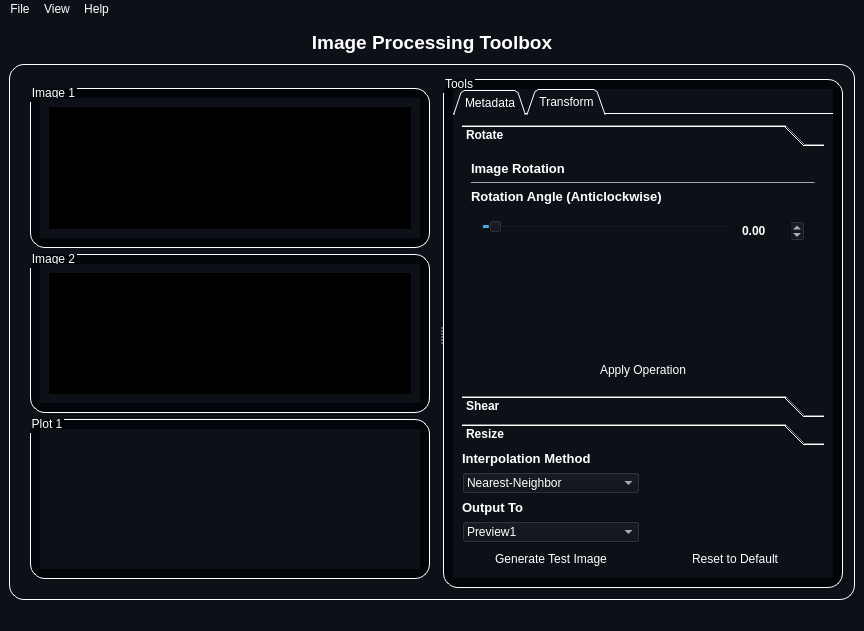
The window that resources/MainWindow.ui (mo-gaafar/image-processing-toolbox) describes before a commit, drawn with Qt 5.
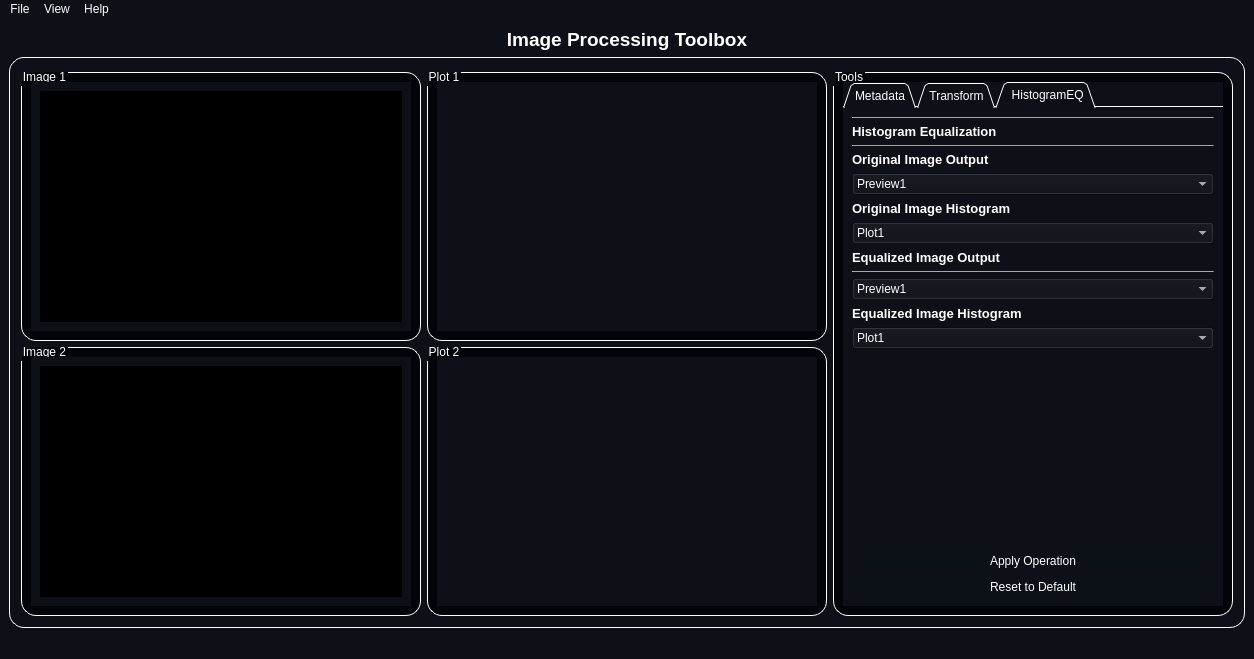
The same window after the commit. The open tabs and pages were chosen to show the change. Icons and pictures are not drawn.

Commit message: prepare gui and interface

```diff
--- a/resources/MainWindow.ui
+++ b/resources/MainWindow.ui
@@ -6,8 +6,8 @@
    <rect>
     <x>0</x>
     <y>0</y>
-    <width>861</width>
-    <height>631</height>
+    <width>1250</width>
+    <height>630</height>
    </rect>
   </property>
   <property name="windowTitle">
@@ -51,294 +51,93 @@
       <property name="title">
        <string/>
       </property>
-      <layout class="QGridLayout" name="gridLayout_8">
-       <item row="0" column="0">
-        <widget class="QSplitter" name="splitter">
-         <property name="orientation">
-          <enum>Qt::Horizontal</enum>
-         </property>
-         <widget class="QFrame" name="frame_4">
-          <property name="styleSheet">
-           <string notr="true">QGroupBox {
-background-color: rgb(13, 17, 23);
-border: 1.2px solid #ffffff;
-border-style: outset;
-border-radius: 15px;
-}
-QGroupBox::title  {
-    subcontrol-origin: margin;
-    subcontrol-position: top left;
-    padding: -5px 0px 0px 0px;
-    color: rgb(255, 255, 255);
-}</string>
-          </property>
-          <layout class="QVBoxLayout" name="verticalLayout_3">
-           <item>
-            <widget class="QGroupBox" name="image1_groupbox">
-             <property name="minimumSize">
-              <size>
-               <width>400</width>
-               <height>0</height>
-              </size>
-             </property>
-             <property name="styleSheet">
-              <string notr="true">QGroupBox {
-background-color: rgb(1, 4, 9);
-border: 1.2px solid #ffffff;
-border-style: outset;
-border-radius: 15px;
-}
-QGroupBox::title  {
-    subcontrol-origin: margin;
-    subcontrol-position: top left;
-    padding: -5px 0px 0px 0px;
-    color: rgb(255, 255, 255);
-}</string>
-             </property>
-             <property name="title">
-              <string>Image 1</string>
-             </property>
-             <property name="flat">
-              <bool>false</bool>
-             </property>
-             <layout class="QGridLayout" name="gridLayout_4">
-              <item row="0" column="0">
-               <widget class="QScrollArea" name="scrollArea">
-                <property name="frameShape">
-                 <enum>QFrame::NoFrame</enum>
-                </property>
-                <property name="sizeAdjustPolicy">
-                 <enum>QAbstractScrollArea::AdjustToContents</enum>
-                </property>
-                <property name="widgetResizable">
-                 <bool>true</bool>
-                </property>
-                <widget class="QWidget" name="scrollAreaWidgetContents_3">
-                 <property name="geometry">
-                  <rect>
-                   <x>0</x>
-                   <y>0</y>
-                   <width>380</width>
-                   <height>144</height>
-                  </rect>
-                 </property>
-                 <layout class="QVBoxLayout" name="verticalLayout_2">
-                  <item>
-                   <widget class="QLabel" name="image1_widget">
-                    <property name="sizePolicy">
-                     <sizepolicy hsizetype="Expanding" vsizetype="Expanding">
-                      <horstretch>0</horstretch>
-                      <verstretch>0</verstretch>
-                     </sizepolicy>
-                    </property>
-                    <property name="minimumSize">
-                     <size>
-                      <width>100</width>
-                      <height>100</height>
-                     </size>
-                    </property>
-                    <property name="layoutDirection">
-                     <enum>Qt::LeftToRight</enum>
-                    </property>
-                    <property name="autoFillBackground">
-                     <bool>false</bool>
-                    </property>
-                    <property name="styleSheet">
-                     <string notr="true">background-color: rgb(0, 0, 0);</string>
-                    </property>
-                    <property name="frameShadow">
-                     <enum>QFrame::Sunken</enum>
-                    </property>
-                    <property name="pixmap">
-                     <pixmap>../../../../../moham/.designer/backup/placeholder.png</pixmap>
-                    </property>
-                    <property name="scaledContents">
-                     <bool>false</bool>
-                    </property>
-                    <property name="alignment">
-                     <set>Qt::AlignCenter</set>
-                    </property>
-                   </widget>
-                  </item>
-                 </layout>
-                </widget>
-               </widget>
-              </item>
-             </layout>
-            </widget>
-           </item>
-           <item>
-            <widget class="QGroupBox" name="image2_groupbox">
-             <property name="enabled">
-              <bool>true</bool>
-             </property>
-             <property name="minimumSize">
-              <size>
-               <width>400</width>
-               <height>0</height>
-              </size>
-             </property>
-             <property name="styleSheet">
-              <string notr="true">QGroupBox {
-background-color: rgb(1, 4, 9);
-border: 1.2px solid #ffffff;
-border-style: outset;
-border-radius: 15px;
-}
-QGroupBox::title  {
-    subcontrol-origin: margin;
-    subcontrol-position: top left;
-    padding: -5px 0px 0px 0px;
-    color: rgb(255, 255, 255);
-}</string>
-             </property>
-             <property name="title">
-              <string>Image 2</string>
-             </property>
-             <layout class="QGridLayout" name="gridLayout_2">
-              <item row="0" column="0">
-               <widget class="QScrollArea" name="scrollArea_2">
-                <property name="frameShape">
-                 <enum>QFrame::NoFrame</enum>
-                </property>
-                <property name="sizeAdjustPolicy">
-                 <enum>QAbstractScrollArea::AdjustToContents</enum>
-                </property>
-                <property name="widgetResizable">
-                 <bool>true</bool>
-                </property>
-                <widget class="QWidget" name="scrollAreaWidgetContents_4">
-                 <property name="geometry">
-                  <rect>
-                   <x>0</x>
-                   <y>0</y>
-                   <width>380</width>
-                   <height>145</height>
-                  </rect>
-                 </property>
-                 <layout class="QVBoxLayout" name="verticalLayout_5">
-                  <item>
-                   <widget class="QLabel" name="image2_widget">
-                    <property name="sizePolicy">
-                     <sizepolicy hsizetype="Expanding" vsizetype="Expanding">
-                      <horstretch>0</horstretch>
-                      <verstretch>0</verstretch>
-                     </sizepolicy>
-                    </property>
-                    <property name="minimumSize">
-                     <size>
-                      <width>100</width>
-                      <height>100</height>
-                     </size>
-                    </property>
-                    <property name="styleSheet">
-                     <string notr="true">background-color: rgb(0, 0, 0);</string>
-                    </property>
-                    <property name="pixmap">
-                     <pixmap>../../../../../moham/.designer/backup/placeholder.png</pixmap>
-                    </property>
-                    <property name="scaledContents">
-                     <bool>false</bool>
-                    </property>
-                    <property name="alignment">
-                     <set>Qt::AlignCenter</set>
-                    </property>
-                   </widget>
-                  </item>
-                 </layout>
-                </widget>
-               </widget>
-              </item>
-             </layout>
-            </widget>
-           </item>
-           <item>
-            <widget class="QGroupBox" name="plot1_groupbox">
-             <property name="enabled">
-              <bool>true</bool>
-             </property>
-             <property name="minimumSize">
-              <size>
-               <width>400</width>
-               <height>0</height>
-              </size>
-             </property>
-             <property name="styleSheet">
-              <string notr="true">QGroupBox {
-background-color: rgb(1, 4, 9);
-border: 1.2px solid #ffffff;
-border-style: outset;
-border-radius: 15px;
-}
-QGroupBox::title  {
-    subcontrol-origin: margin;
-    subcontrol-position: top left;
-    padding: -5px 0px 0px 0px;
-    color: rgb(255, 255, 255);
-}</string>
-             </property>
-             <property name="title">
-              <string>Plot 1</string>
-             </property>
-             <layout class="QGridLayout" name="gridLayout_9">
-              <item row="0" column="0">
-               <widget class="QScrollArea" name="scrollArea_3">
-                <property name="frameShape">
-                 <enum>QFrame::NoFrame</enum>
-                </property>
-                <property name="sizeAdjustPolicy">
-                 <enum>QAbstractScrollArea::AdjustToContents</enum>
-                </property>
-                <property name="widgetResizable">
-                 <bool>true</bool>
-                </property>
-                <widget class="QWidget" name="scrollAreaWidgetContents_5">
-                 <property name="geometry">
-                  <rect>
-                   <x>0</x>
-                   <y>0</y>
-                   <width>380</width>
-                   <height>144</height>
-                  </rect>
-                 </property>
-                 <layout class="QVBoxLayout" name="verticalLayout_6">
-                  <item>
-                   <layout class="QGridLayout" name="gridLayout_11"/>
-                  </item>
-                 </layout>
-                </widget>
-               </widget>
-              </item>
-             </layout>
-            </widget>
-           </item>
-          </layout>
-         </widget>
-         <widget class="QGroupBox" name="groupBox_5">
-          <property name="minimumSize">
-           <size>
-            <width>400</width>
-            <height>0</height>
-           </size>
-          </property>
-          <property name="styleSheet">
-           <string notr="true">QGroupBox {
-background-color: rgb(1, 4, 9);
-border: 1.2px solid #ffffff;
-border-style: outset;
-border-radius: 15px;
-}
-QGroupBox::title  {
-    subcontrol-origin: margin;
-    subcontrol-position: top left;
-    padding: -5px 0px 0px 0px;
-    color: rgb(255, 255, 255);
-}</string>
-          </property>
-          <property name="title">
-           <string>Tools</string>
-          </property>
           <layout class="QGridLayout" name="gridLayout_3">
+       <item row="1" column="1">
+        <widget class="QGroupBox" name="plot2_groupbox">
+         <property name="enabled">
+          <bool>true</bool>
+         </property>
+         <property name="minimumSize">
+          <size>
+           <width>400</width>
+           <height>0</height>
+          </size>
+         </property>
+         <property name="styleSheet">
+          <string notr="true">QGroupBox {
+background-color: rgb(1, 4, 9);
+border: 1.2px solid #ffffff;
+border-style: outset;
+border-radius: 15px;
+}
+QGroupBox::title  {
+    subcontrol-origin: margin;
+    subcontrol-position: top left;
+    padding: -5px 0px 0px 0px;
+    color: rgb(255, 255, 255);
+}</string>
+         </property>
+         <property name="title">
+          <string>Plot 2</string>
+         </property>
+         <layout class="QGridLayout" name="gridLayout_14">
+          <item row="0" column="0">
+           <widget class="QScrollArea" name="scrollArea_5">
+            <property name="frameShape">
+             <enum>QFrame::NoFrame</enum>
+            </property>
+            <property name="sizeAdjustPolicy">
+             <enum>QAbstractScrollArea::AdjustToContents</enum>
+            </property>
+            <property name="widgetResizable">
+             <bool>true</bool>
+            </property>
+            <widget class="QWidget" name="scrollAreaWidgetContents_7">
+             <property name="geometry">
+              <rect>
+               <x>0</x>
+               <y>0</y>
+               <width>380</width>
+               <height>238</height>
+              </rect>
+             </property>
+             <layout class="QVBoxLayout" name="verticalLayout_8">
+              <item>
+               <layout class="QGridLayout" name="gridLayout_15"/>
+              </item>
+             </layout>
+            </widget>
+           </widget>
+          </item>
+         </layout>
+        </widget>
+       </item>
+       <item row="0" column="2" rowspan="2">
+        <widget class="QGroupBox" name="groupBox_5">
+         <property name="minimumSize">
+          <size>
+           <width>400</width>
+           <height>0</height>
+          </size>
+         </property>
+         <property name="styleSheet">
+          <string notr="true">QGroupBox {
+background-color: rgb(1, 4, 9);
+border: 1.2px solid #ffffff;
+border-style: outset;
+border-radius: 15px;
+}
+QGroupBox::title  {
+    subcontrol-origin: margin;
+    subcontrol-position: top left;
+    padding: -5px 0px 0px 0px;
+    color: rgb(255, 255, 255);
+}</string>
+         </property>
+         <property name="title">
+          <string>Tools</string>
+         </property>
+         <layout class="QGridLayout" name="gridLayout_8">
            <item row="0" column="1">
             <widget class="QTabWidget" name="tabWidget">
              <property name="enabled">
@@ -512,115 +311,47 @@
               <attribute name="title">
                <string>Transform</string>
               </attribute>
-              <layout class="QGridLayout" name="gridLayout_5">
-               <item row="4" column="0">
-                <widget class="QComboBox" name="output_window_combobox">
-                 <item>
-                  <property name="text">
-                   <string>Preview1</string>
-                  </property>
-                 </item>
-                 <item>
-                  <property name="text">
-                   <string>Preview2</string>
-                  </property>
-                 </item>
-                 <item>
-                  <property name="text">
-                   <string>Preview3 Axis</string>
-                  </property>
-                 </item>
-                </widget>
-               </item>
-               <item row="6" column="1">
-                <widget class="QPushButton" name="reset_operations">
-                 <property name="minimumSize">
+             <layout class="QFormLayout" name="formLayout">
+              <item row="0" column="0">
+               <widget class="Line" name="line_11">
+                <property name="maximumSize">
                   <size>
-                   <width>0</width>
-                   <height>20</height>
+                  <width>16777215</width>
+                  <height>1</height>
                   </size>
                  </property>
                  <property name="styleSheet">
-                  <string notr="true">QPushButton {
-    border-radius: 5px;
-    border-style: outset;
-    background: rgb(12, 17, 24);
-	padding: 3;
-    }
-
-QPushButton:hover {
-    background: rgb(63, 95, 127)
-    }
-
-QPushButton:pressed {
-    border-style: inset;
-    background:rgb(20, 20, 20)
-    }</string>
-                 </property>
-                 <property name="text">
-                  <string>Reset to Default</string>
+                 <string notr="true">background-color: rgba(255, 255, 255,100);</string>
+                </property>
+                <property name="orientation">
+                 <enum>Qt::Horizontal</enum>
                  </property>
                 </widget>
                </item>
-               <item row="6" column="0">
-                <widget class="QPushButton" name="gen_test_image">
-                 <property name="minimumSize">
-                  <size>
-                   <width>100</width>
-                   <height>20</height>
-                  </size>
-                 </property>
-                 <property name="styleSheet">
-                  <string notr="true">QPushButton {
-    border-radius: 5px;
-    border-style: outset;
-    background: rgb(12, 17, 24);
-	padding: 3;
-    }
-
-QPushButton:hover {
-    background: rgb(63, 95, 127)
-    }
-
-QPushButton:pressed {
-    border-style: inset;
-    background:rgb(20, 20, 20)
-    }</string>
-                 </property>
-                 <property name="text">
-                  <string>Generate Test Image</string>
-                 </property>
-                </widget>
-               </item>
-               <item row="3" column="0">
-                <widget class="QLabel" name="label_11">
-                 <property name="text">
-                  <string>&lt;html&gt;&lt;head/&gt;&lt;body&gt;&lt;p&gt;&lt;span style=&quot; font-size:10pt; font-weight:600;&quot;&gt;Output To&lt;/span&gt;&lt;/p&gt;&lt;/body&gt;&lt;/html&gt;</string>
-                 </property>
-                </widget>
-               </item>
-               <item row="2" column="0">
-                <widget class="QComboBox" name="interpolate_combobox">
-                 <item>
-                  <property name="text">
-                   <string>Nearest-Neighbor</string>
-                  </property>
-                 </item>
-                 <item>
-                  <property name="text">
-                   <string>Bilinear</string>
-                  </property>
-                 </item>
-                </widget>
-               </item>
                <item row="1" column="0">
-                <widget class="QLabel" name="label_13">
+               <widget class="QLabel" name="label_8">
                  <property name="text">
-                  <string>&lt;html&gt;&lt;head/&gt;&lt;body&gt;&lt;p&gt;&lt;span style=&quot; font-size:10pt; font-weight:600;&quot;&gt;Interpolation Method&lt;/span&gt;&lt;/p&gt;&lt;/body&gt;&lt;/html&gt;</string>
+                 <string>&lt;html&gt;&lt;head/&gt;&lt;body&gt;&lt;p&gt;&lt;span style=&quot; font-size:10pt; font-weight:600;&quot;&gt;Affine Transformations&lt;/span&gt;&lt;/p&gt;&lt;/body&gt;&lt;/html&gt;</string>
                  </property>
                 </widget>
                </item>
-               <item row="0" column="0" colspan="2">
+              <item row="2" column="0">
+               <widget class="Line" name="line_12">
+                <property name="maximumSize">
+                 <size>
+                  <width>16777215</width>
+                  <height>1</height>
+                 </size>
+                </property>
+                <property name="styleSheet">
+                 <string notr="true">background-color: rgba(255, 255, 255,100);</string>
+                </property>
+                <property name="orientation">
+                 <enum>Qt::Horizontal</enum>
+                </property>
+               </widget>
+              </item>
+              <item row="3" column="0" colspan="2">
                 <widget class="QToolBox" name="toolbox_transform">
                  <property name="font">
                   <font>
@@ -638,7 +369,7 @@
                     <x>0</x>
                     <y>0</y>
                     <width>362</width>
-                    <height>271</height>
+                   <height>196</height>
                    </rect>
                   </property>
                   <attribute name="label">
@@ -803,7 +534,7 @@
                     <x>0</x>
                     <y>0</y>
                     <width>362</width>
-                    <height>271</height>
+                   <height>146</height>
                    </rect>
                   </property>
                   <attribute name="label">
@@ -910,7 +641,7 @@
                     <x>0</x>
                     <y>0</y>
                     <width>362</width>
-                    <height>271</height>
+                   <height>219</height>
                    </rect>
                   </property>
                   <attribute name="label">
@@ -1066,12 +797,619 @@
                  </widget>
                 </widget>
                </item>
-              </layout>
-             </widget>
-            </widget>
-           </item>
-          </layout>
-         </widget>
+              <item row="4" column="0">
+               <widget class="QLabel" name="label_13">
+                <property name="text">
+                 <string>&lt;html&gt;&lt;head/&gt;&lt;body&gt;&lt;p&gt;&lt;span style=&quot; font-size:10pt; font-weight:600;&quot;&gt;Interpolation Method&lt;/span&gt;&lt;/p&gt;&lt;/body&gt;&lt;/html&gt;</string>
+                </property>
+               </widget>
+              </item>
+              <item row="5" column="0">
+               <widget class="QComboBox" name="interpolate_combobox">
+                <item>
+                 <property name="text">
+                  <string>Nearest-Neighbor</string>
+                 </property>
+                </item>
+                <item>
+                 <property name="text">
+                  <string>Bilinear</string>
+                 </property>
+                </item>
+               </widget>
+              </item>
+              <item row="6" column="0">
+               <widget class="QLabel" name="label_11">
+                <property name="text">
+                 <string>&lt;html&gt;&lt;head/&gt;&lt;body&gt;&lt;p&gt;&lt;span style=&quot; font-size:10pt; font-weight:600;&quot;&gt;Output To&lt;/span&gt;&lt;/p&gt;&lt;/body&gt;&lt;/html&gt;</string>
+                </property>
+               </widget>
+              </item>
+              <item row="10" column="0" colspan="2">
+               <widget class="QPushButton" name="reset_operations">
+                <property name="minimumSize">
+                 <size>
+                  <width>0</width>
+                  <height>20</height>
+                 </size>
+                </property>
+                <property name="styleSheet">
+                 <string notr="true">QPushButton {
+    border-radius: 5px;
+    border-style: outset;
+    background: rgb(12, 17, 24);
+	padding: 3;
+    }
+
+QPushButton:hover {
+    background: rgb(63, 95, 127)
+    }
+
+QPushButton:pressed {
+    border-style: inset;
+    background:rgb(20, 20, 20)
+    }</string>
+                </property>
+                <property name="text">
+                 <string>Reset to Default</string>
+                </property>
+               </widget>
+              </item>
+              <item row="9" column="0" colspan="2">
+               <widget class="QPushButton" name="gen_test_image">
+                <property name="minimumSize">
+                 <size>
+                  <width>100</width>
+                  <height>20</height>
+                 </size>
+                </property>
+                <property name="styleSheet">
+                 <string notr="true">QPushButton {
+    border-radius: 5px;
+    border-style: outset;
+    background: rgb(12, 17, 24);
+	padding: 3;
+    }
+
+QPushButton:hover {
+    background: rgb(63, 95, 127)
+    }
+
+QPushButton:pressed {
+    border-style: inset;
+    background:rgb(20, 20, 20)
+    }</string>
+                </property>
+                <property name="text">
+                 <string>Generate Test Image</string>
+                </property>
+               </widget>
+              </item>
+              <item row="8" column="0">
+               <widget class="QComboBox" name="output_window_combobox">
+                <item>
+                 <property name="text">
+                  <string>Preview1</string>
+                 </property>
+                </item>
+                <item>
+                 <property name="text">
+                  <string>Preview2</string>
+                 </property>
+                </item>
+                <item>
+                 <property name="text">
+                  <string>Preview3 Axis</string>
+                 </property>
+                </item>
+               </widget>
+              </item>
+             </layout>
+            </widget>
+            <widget class="QWidget" name="tab_histogram">
+             <attribute name="title">
+              <string> HistogramEQ</string>
+             </attribute>
+             <layout class="QGridLayout" name="gridLayout_16">
+              <item row="0" column="0">
+               <widget class="Line" name="line_6">
+                <property name="maximumSize">
+                 <size>
+                  <width>16777215</width>
+                  <height>1</height>
+                 </size>
+                </property>
+                <property name="styleSheet">
+                 <string notr="true">background-color: rgba(255, 255, 255,100);</string>
+                </property>
+                <property name="orientation">
+                 <enum>Qt::Horizontal</enum>
+                </property>
+               </widget>
+              </item>
+              <item row="1" column="0">
+               <widget class="QLabel" name="label_4">
+                <property name="text">
+                 <string>&lt;html&gt;&lt;head/&gt;&lt;body&gt;&lt;p&gt;&lt;span style=&quot; font-size:10pt; font-weight:600;&quot;&gt;Histogram Equalization&lt;/span&gt;&lt;/p&gt;&lt;/body&gt;&lt;/html&gt;</string>
+                </property>
+               </widget>
+              </item>
+              <item row="2" column="0">
+               <widget class="Line" name="line_9">
+                <property name="maximumSize">
+                 <size>
+                  <width>16777215</width>
+                  <height>1</height>
+                 </size>
+                </property>
+                <property name="styleSheet">
+                 <string notr="true">background-color: rgba(255, 255, 255,100);</string>
+                </property>
+                <property name="orientation">
+                 <enum>Qt::Horizontal</enum>
+                </property>
+               </widget>
+              </item>
+              <item row="3" column="0">
+               <widget class="QLabel" name="label_18">
+                <property name="text">
+                 <string>&lt;html&gt;&lt;head/&gt;&lt;body&gt;&lt;p&gt;&lt;span style=&quot; font-size:10pt; font-weight:600;&quot;&gt;Original Image Output&lt;/span&gt;&lt;/p&gt;&lt;/body&gt;&lt;/html&gt;</string>
+                </property>
+               </widget>
+              </item>
+              <item row="4" column="0">
+               <widget class="QComboBox" name="output_window_combobox_3">
+                <item>
+                 <property name="text">
+                  <string>Preview1</string>
+                 </property>
+                </item>
+                <item>
+                 <property name="text">
+                  <string>Preview2</string>
+                 </property>
+                </item>
+                <item>
+                 <property name="text">
+                  <string>Plot1</string>
+                 </property>
+                </item>
+                <item>
+                 <property name="text">
+                  <string>Plot2</string>
+                 </property>
+                </item>
+                <item>
+                 <property name="text">
+                  <string>None</string>
+                 </property>
+                </item>
+               </widget>
+              </item>
+              <item row="5" column="0">
+               <widget class="QLabel" name="label_19">
+                <property name="text">
+                 <string>&lt;html&gt;&lt;head/&gt;&lt;body&gt;&lt;p&gt;&lt;span style=&quot; font-size:10pt; font-weight:600;&quot;&gt;Original Image Histogram&lt;/span&gt;&lt;/p&gt;&lt;/body&gt;&lt;/html&gt;</string>
+                </property>
+               </widget>
+              </item>
+              <item row="6" column="0">
+               <widget class="QComboBox" name="output_window_combobox_4">
+                <item>
+                 <property name="text">
+                  <string>Plot1</string>
+                 </property>
+                </item>
+                <item>
+                 <property name="text">
+                  <string>Plot2</string>
+                 </property>
+                </item>
+                <item>
+                 <property name="text">
+                  <string>None</string>
+                 </property>
+                </item>
+               </widget>
+              </item>
+              <item row="7" column="0">
+               <widget class="QLabel" name="label_17">
+                <property name="text">
+                 <string>&lt;html&gt;&lt;head/&gt;&lt;body&gt;&lt;p&gt;&lt;span style=&quot; font-size:10pt; font-weight:600;&quot;&gt;Equalized Image Output&lt;/span&gt;&lt;/p&gt;&lt;/body&gt;&lt;/html&gt;</string>
+                </property>
+               </widget>
+              </item>
+              <item row="8" column="0">
+               <widget class="Line" name="line_10">
+                <property name="maximumSize">
+                 <size>
+                  <width>16777215</width>
+                  <height>1</height>
+                 </size>
+                </property>
+                <property name="styleSheet">
+                 <string notr="true">background-color: rgba(255, 255, 255,100);</string>
+                </property>
+                <property name="orientation">
+                 <enum>Qt::Horizontal</enum>
+                </property>
+               </widget>
+              </item>
+              <item row="9" column="0">
+               <widget class="QComboBox" name="output_window_combobox_2">
+                <item>
+                 <property name="text">
+                  <string>Preview1</string>
+                 </property>
+                </item>
+                <item>
+                 <property name="text">
+                  <string>Preview2</string>
+                 </property>
+                </item>
+                <item>
+                 <property name="text">
+                  <string>Plot1</string>
+                 </property>
+                </item>
+                <item>
+                 <property name="text">
+                  <string>Plot2</string>
+                 </property>
+                </item>
+                <item>
+                 <property name="text">
+                  <string>None</string>
+                 </property>
+                </item>
+               </widget>
+              </item>
+              <item row="10" column="0">
+               <widget class="QLabel" name="label_20">
+                <property name="text">
+                 <string>&lt;html&gt;&lt;head/&gt;&lt;body&gt;&lt;p&gt;&lt;span style=&quot; font-size:10pt; font-weight:600;&quot;&gt;Equalized Image Histogram&lt;/span&gt;&lt;/p&gt;&lt;/body&gt;&lt;/html&gt;</string>
+                </property>
+               </widget>
+              </item>
+              <item row="11" column="0">
+               <widget class="QComboBox" name="output_window_combobox_5">
+                <item>
+                 <property name="text">
+                  <string>Plot1</string>
+                 </property>
+                </item>
+                <item>
+                 <property name="text">
+                  <string>Plot2</string>
+                 </property>
+                </item>
+                <item>
+                 <property name="text">
+                  <string>None</string>
+                 </property>
+                </item>
+               </widget>
+              </item>
+              <item row="12" column="0">
+               <spacer name="verticalSpacer_6">
+                <property name="orientation">
+                 <enum>Qt::Vertical</enum>
+                </property>
+                <property name="sizeType">
+                 <enum>QSizePolicy::MinimumExpanding</enum>
+                </property>
+                <property name="sizeHint" stdset="0">
+                 <size>
+                  <width>20</width>
+                  <height>192</height>
+                 </size>
+                </property>
+               </spacer>
+              </item>
+              <item row="13" column="0">
+               <widget class="QPushButton" name="rotate_apply_2">
+                <property name="minimumSize">
+                 <size>
+                  <width>100</width>
+                  <height>0</height>
+                 </size>
+                </property>
+                <property name="styleSheet">
+                 <string notr="true">QPushButton {
+    border-radius: 5px;
+    border-style: outset;
+    background: rgb(12, 17, 24);
+	padding: 3;
+    }
+
+QPushButton:hover {
+    background: rgb(63, 95, 127)
+    }
+
+QPushButton:pressed {
+    border-style: inset;
+    background:rgb(20, 20, 20)
+    }</string>
+                </property>
+                <property name="text">
+                 <string>Apply Operation</string>
+                </property>
+               </widget>
+              </item>
+              <item row="14" column="0">
+               <widget class="QPushButton" name="reset_operations_2">
+                <property name="minimumSize">
+                 <size>
+                  <width>0</width>
+                  <height>20</height>
+                 </size>
+                </property>
+                <property name="styleSheet">
+                 <string notr="true">QPushButton {
+    border-radius: 5px;
+    border-style: outset;
+    background: rgb(12, 17, 24);
+	padding: 3;
+    }
+
+QPushButton:hover {
+    background: rgb(63, 95, 127)
+    }
+
+QPushButton:pressed {
+    border-style: inset;
+    background:rgb(20, 20, 20)
+    }</string>
+                </property>
+                <property name="text">
+                 <string>Reset to Default</string>
+                </property>
+               </widget>
+              </item>
+             </layout>
+            </widget>
+           </widget>
+          </item>
+         </layout>
+        </widget>
+       </item>
+       <item row="0" column="1">
+        <widget class="QGroupBox" name="plot1_groupbox">
+         <property name="enabled">
+          <bool>true</bool>
+         </property>
+         <property name="minimumSize">
+          <size>
+           <width>400</width>
+           <height>0</height>
+          </size>
+         </property>
+         <property name="styleSheet">
+          <string notr="true">QGroupBox {
+background-color: rgb(1, 4, 9);
+border: 1.2px solid #ffffff;
+border-style: outset;
+border-radius: 15px;
+}
+QGroupBox::title  {
+    subcontrol-origin: margin;
+    subcontrol-position: top left;
+    padding: -5px 0px 0px 0px;
+    color: rgb(255, 255, 255);
+}</string>
+         </property>
+         <property name="title">
+          <string>Plot 1</string>
+         </property>
+         <layout class="QGridLayout" name="gridLayout_9">
+          <item row="0" column="0">
+           <widget class="QScrollArea" name="scrollArea_3">
+            <property name="frameShape">
+             <enum>QFrame::NoFrame</enum>
+            </property>
+            <property name="sizeAdjustPolicy">
+             <enum>QAbstractScrollArea::AdjustToContents</enum>
+            </property>
+            <property name="widgetResizable">
+             <bool>true</bool>
+            </property>
+            <widget class="QWidget" name="scrollAreaWidgetContents_5">
+             <property name="geometry">
+              <rect>
+               <x>0</x>
+               <y>0</y>
+               <width>380</width>
+               <height>238</height>
+              </rect>
+             </property>
+             <layout class="QVBoxLayout" name="verticalLayout_6">
+              <item>
+               <layout class="QGridLayout" name="gridLayout_11"/>
+              </item>
+             </layout>
+            </widget>
+           </widget>
+          </item>
+         </layout>
+        </widget>
+       </item>
+       <item row="0" column="0">
+        <widget class="QGroupBox" name="image1_groupbox">
+         <property name="minimumSize">
+          <size>
+           <width>400</width>
+           <height>0</height>
+          </size>
+         </property>
+         <property name="styleSheet">
+          <string notr="true">QGroupBox {
+background-color: rgb(1, 4, 9);
+border: 1.2px solid #ffffff;
+border-style: outset;
+border-radius: 15px;
+}
+QGroupBox::title  {
+    subcontrol-origin: margin;
+    subcontrol-position: top left;
+    padding: -5px 0px 0px 0px;
+    color: rgb(255, 255, 255);
+}</string>
+         </property>
+         <property name="title">
+          <string>Image 1</string>
+         </property>
+         <property name="flat">
+          <bool>false</bool>
+         </property>
+         <layout class="QGridLayout" name="gridLayout_4">
+          <item row="0" column="0">
+           <widget class="QScrollArea" name="scrollArea">
+            <property name="frameShape">
+             <enum>QFrame::NoFrame</enum>
+            </property>
+            <property name="sizeAdjustPolicy">
+             <enum>QAbstractScrollArea::AdjustToContents</enum>
+            </property>
+            <property name="widgetResizable">
+             <bool>true</bool>
+            </property>
+            <widget class="QWidget" name="scrollAreaWidgetContents_3">
+             <property name="geometry">
+              <rect>
+               <x>0</x>
+               <y>0</y>
+               <width>380</width>
+               <height>238</height>
+              </rect>
+             </property>
+             <layout class="QVBoxLayout" name="verticalLayout_2">
+              <item>
+               <widget class="QLabel" name="image1_widget">
+                <property name="sizePolicy">
+                 <sizepolicy hsizetype="Expanding" vsizetype="Expanding">
+                  <horstretch>0</horstretch>
+                  <verstretch>0</verstretch>
+                 </sizepolicy>
+                </property>
+                <property name="minimumSize">
+                 <size>
+                  <width>100</width>
+                  <height>100</height>
+                 </size>
+                </property>
+                <property name="layoutDirection">
+                 <enum>Qt::LeftToRight</enum>
+                </property>
+                <property name="autoFillBackground">
+                 <bool>false</bool>
+                </property>
+                <property name="styleSheet">
+                 <string notr="true">background-color: rgb(0, 0, 0);</string>
+                </property>
+                <property name="frameShadow">
+                 <enum>QFrame::Sunken</enum>
+                </property>
+                <property name="pixmap">
+                 <pixmap>../../../../../moham/.designer/backup/placeholder.png</pixmap>
+                </property>
+                <property name="scaledContents">
+                 <bool>false</bool>
+                </property>
+                <property name="alignment">
+                 <set>Qt::AlignCenter</set>
+                </property>
+               </widget>
+              </item>
+             </layout>
+            </widget>
+           </widget>
+          </item>
+         </layout>
+        </widget>
+       </item>
+       <item row="1" column="0">
+        <widget class="QGroupBox" name="image2_groupbox">
+         <property name="enabled">
+          <bool>true</bool>
+         </property>
+         <property name="minimumSize">
+          <size>
+           <width>400</width>
+           <height>0</height>
+          </size>
+         </property>
+         <property name="styleSheet">
+          <string notr="true">QGroupBox {
+background-color: rgb(1, 4, 9);
+border: 1.2px solid #ffffff;
+border-style: outset;
+border-radius: 15px;
+}
+QGroupBox::title  {
+    subcontrol-origin: margin;
+    subcontrol-position: top left;
+    padding: -5px 0px 0px 0px;
+    color: rgb(255, 255, 255);
+}</string>
+         </property>
+         <property name="title">
+          <string>Image 2</string>
+         </property>
+         <layout class="QGridLayout" name="gridLayout_2">
+          <item row="0" column="0">
+           <widget class="QScrollArea" name="scrollArea_2">
+            <property name="frameShape">
+             <enum>QFrame::NoFrame</enum>
+            </property>
+            <property name="sizeAdjustPolicy">
+             <enum>QAbstractScrollArea::AdjustToContents</enum>
+            </property>
+            <property name="widgetResizable">
+             <bool>true</bool>
+            </property>
+            <widget class="QWidget" name="scrollAreaWidgetContents_4">
+             <property name="geometry">
+              <rect>
+               <x>0</x>
+               <y>0</y>
+               <width>380</width>
+               <height>238</height>
+              </rect>
+             </property>
+             <layout class="QVBoxLayout" name="verticalLayout_5">
+              <item>
+               <widget class="QLabel" name="image2_widget">
+                <property name="sizePolicy">
+                 <sizepolicy hsizetype="Expanding" vsizetype="Expanding">
+                  <horstretch>0</horstretch>
+                  <verstretch>0</verstretch>
+                 </sizepolicy>
+                </property>
+                <property name="minimumSize">
+                 <size>
+                  <width>100</width>
+                  <height>100</height>
+                 </size>
+                </property>
+                <property name="styleSheet">
+                 <string notr="true">background-color: rgb(0, 0, 0);</string>
+                </property>
+                <property name="pixmap">
+                 <pixmap>../../../../../moham/.designer/backup/placeholder.png</pixmap>
+                </property>
+                <property name="scaledContents">
+                 <bool>false</bool>
+                </property>
+                <property name="alignment">
+                 <set>Qt::AlignCenter</set>
+                </property>
+               </widget>
+              </item>
+             </layout>
+            </widget>
+           </widget>
+          </item>
+         </layout>
         </widget>
        </item>
       </layout>
@@ -1084,7 +1422,7 @@
     <rect>
      <x>0</x>
      <y>0</y>
-     <width>861</width>
+     <width>1250</width>
      <height>21</height>
     </rect>
    </property>
@@ -1110,8 +1448,10 @@
     <addaction name="actionImage1"/>
     <addaction name="actionImage2"/>
     <addaction name="actionPlot1"/>
+    <addaction name="actionPlot2"/>
     <addaction name="separator"/>
     <addaction name="menuTools"/>
+    <addaction name="separator"/>
    </widget>
    <widget class="QMenu" name="menuHelp">
     <property name="title">
@@ -1220,6 +1560,17 @@
     <string>Plot 1 (Axes)</string>
    </property>
   </action>
+  <action name="actionPlot2">
+   <property name="checkable">
+    <bool>true</bool>
+   </property>
+   <property name="checked">
+    <bool>true</bool>
+   </property>
+   <property name="text">
+    <string>Plot 2 (Axes)</string>
+   </property>
+  </action>
  </widget>
  <resources>
   <include location="icons/resources.qrc"/>
```
Lines whose indentation alone changed are shown as unchanged. The commit also changes 4 other files.
